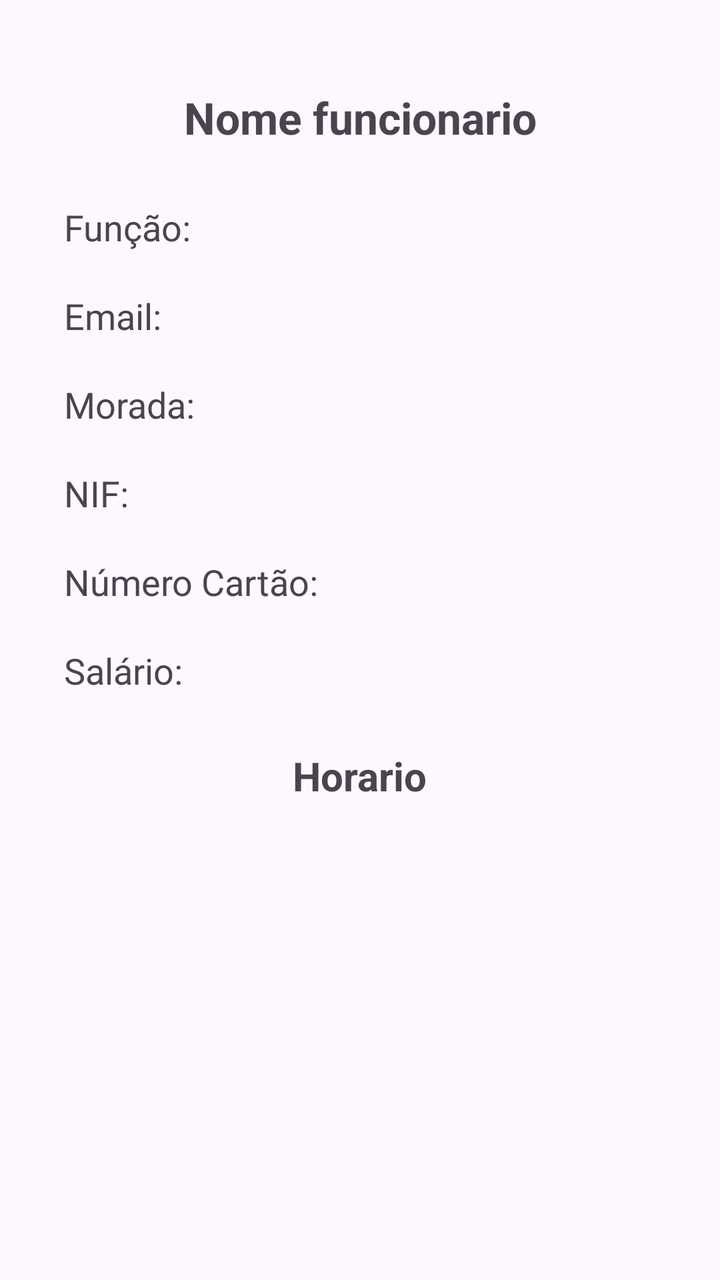
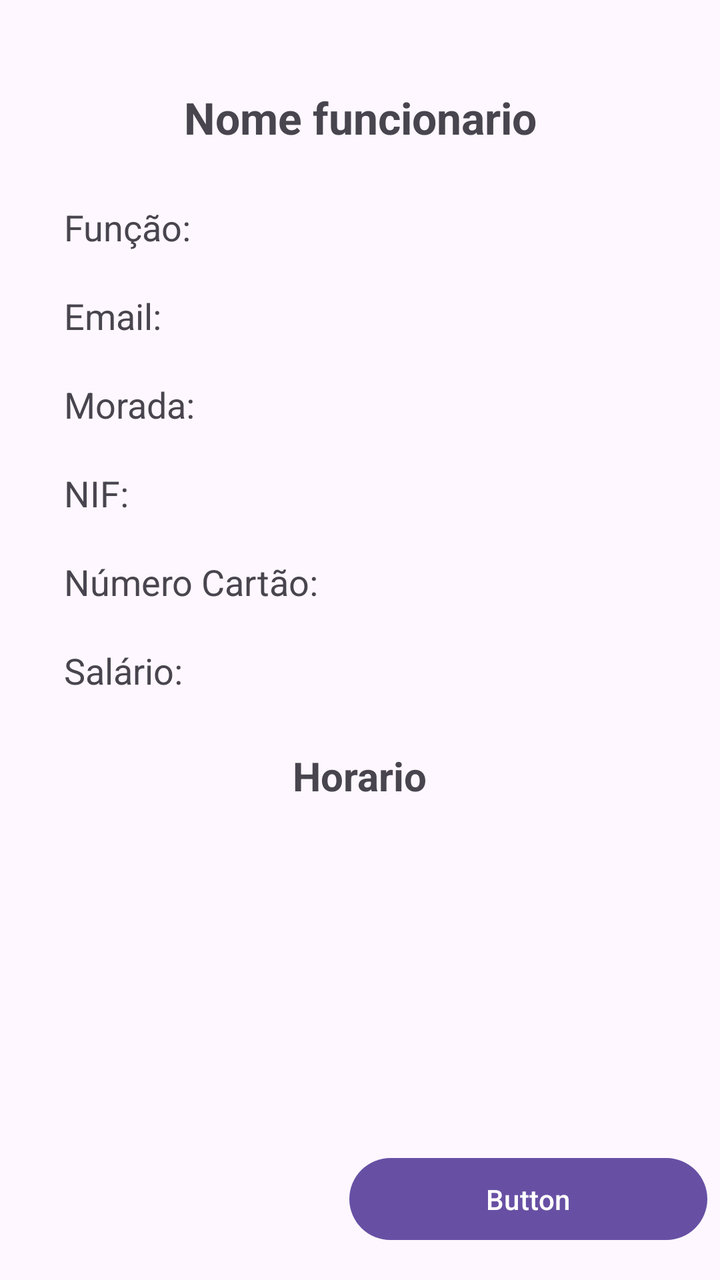

Two renders of the same Android screen: before a commit and after it. Below are the layout's source before the change and the commit's diff.
<!-- AndroidManifest.xml: application theme Theme.ProjectDroid_1220893_1241190 -->
<!-- res/layout/activity_detalhes_funcionario.xml -->
<?xml version="1.0" encoding="utf-8"?>
<androidx.constraintlayout.widget.ConstraintLayout xmlns:android="http://schemas.android.com/apk/res/android"
    xmlns:app="http://schemas.android.com/apk/res-auto"
    xmlns:tools="http://schemas.android.com/tools"
    android:id="@+id/main"
    android:layout_width="match_parent"
    android:layout_height="match_parent"
    tools:context=".ui.DetalhesFuncionario">

    <TextView
        android:id="@+id/nomeFuncionario"
        android:layout_width="0dp"
        android:layout_height="wrap_content"
        android:layout_marginStart="32dp"
        android:layout_marginTop="44dp"
        android:layout_marginEnd="32dp"
        android:gravity="center"
        android:text="Nome funcionario"
        android:textSize="22sp"
        android:textStyle="bold"
        app:layout_constraintEnd_toEndOf="parent"
        app:layout_constraintStart_toStartOf="parent"
        app:layout_constraintTop_toTopOf="parent" />

    <TextView
        android:id="@+id/funcaoFuncionario"
        android:layout_width="0dp"
        android:layout_height="wrap_content"
        android:layout_marginStart="32dp"
        android:layout_marginTop="28dp"
        android:layout_marginEnd="32dp"
        android:text="Função:"
        android:textSize="18sp"
        app:layout_constraintEnd_toEndOf="parent"
        app:layout_constraintStart_toStartOf="parent"
        app:layout_constraintTop_toBottomOf="@+id/nomeFuncionario" />

    <TextView
        android:id="@+id/emailFuncionario"
        android:layout_width="0dp"
        android:layout_height="wrap_content"
        android:layout_marginStart="32dp"
        android:layout_marginTop="20dp"
        android:layout_marginEnd="32dp"
        android:text="Email:"
        android:textSize="18sp"
        app:layout_constraintEnd_toEndOf="parent"
        app:layout_constraintStart_toStartOf="parent"
        app:layout_constraintTop_toBottomOf="@+id/funcaoFuncionario" />

    <TextView
        android:id="@+id/moradaFuncionario"
        android:layout_width="0dp"
        android:layout_height="wrap_content"
        android:layout_marginStart="32dp"
        android:layout_marginTop="20dp"
        android:layout_marginEnd="32dp"
        android:text="Morada:"
        android:textSize="18sp"
        app:layout_constraintEnd_toEndOf="parent"
        app:layout_constraintStart_toStartOf="parent"
        app:layout_constraintTop_toBottomOf="@+id/emailFuncionario" />

    <TextView
        android:id="@+id/nifFuncionario"
        android:layout_width="0dp"
        android:layout_height="wrap_content"
        android:layout_marginStart="32dp"
        android:layout_marginTop="20dp"
        android:layout_marginEnd="32dp"
        android:text="NIF:"
        android:textSize="18sp"
        app:layout_constraintEnd_toEndOf="parent"
        app:layout_constraintStart_toStartOf="parent"
        app:layout_constraintTop_toBottomOf="@+id/moradaFuncionario" />

    <TextView
        android:id="@+id/nCartaoFuncionario"
        android:layout_width="0dp"
        android:layout_height="wrap_content"
        android:layout_marginStart="32dp"
        android:layout_marginTop="20dp"
        android:layout_marginEnd="32dp"
        android:text="Número Cartão:"
        android:textSize="18sp"
        app:layout_constraintEnd_toEndOf="parent"
        app:layout_constraintStart_toStartOf="parent"
        app:layout_constraintTop_toBottomOf="@+id/nifFuncionario" />

    <TextView
        android:id="@+id/salarioFuncionario"
        android:layout_width="0dp"
        android:layout_height="wrap_content"
        android:layout_marginStart="32dp"
        android:layout_marginTop="20dp"
        android:layout_marginEnd="32dp"
        android:text="Salário:"
        android:textSize="18sp"
        app:layout_constraintEnd_toEndOf="parent"
        app:layout_constraintStart_toStartOf="parent"
        app:layout_constraintTop_toBottomOf="@+id/nCartaoFuncionario" />

    <androidx.recyclerview.widget.RecyclerView
        android:id="@+id/rvDetalhesHorarioFunc"
        android:layout_width="413dp"
        android:layout_height="234dp"
        android:layout_marginTop="21dp"
        app:layout_constraintEnd_toEndOf="parent"
        app:layout_constraintStart_toStartOf="parent"
        app:layout_constraintTop_toBottomOf="@+id/textView3" />

    <Button
        android:id="@+id/buttonGoGo"
        android:layout_width="179dp"
        android:layout_height="49dp"
        android:layout_marginStart="200dp"
        android:layout_marginTop="10dp"
        android:layout_marginEnd="32dp"
        android:text="Button"
        app:layout_constraintEnd_toEndOf="parent"
        app:layout_constraintStart_toStartOf="parent"
        app:layout_constraintTop_toBottomOf="@+id/rvDetalhesHorarioFunc" />

    <TextView
        android:id="@+id/textView3"
        android:layout_width="wrap_content"
        android:layout_height="wrap_content"
        android:layout_marginTop="27dp"
        android:text="Horario"
        android:textSize="20sp"
        android:textStyle="bold"
        app:layout_constraintEnd_toEndOf="parent"
        app:layout_constraintStart_toStartOf="parent"
        app:layout_constraintTop_toBottomOf="@+id/salarioFuncionario" />
</androidx.constraintlayout.widget.ConstraintLayout>
<!-- resources referenced by this layout -->
<resources>
  <style name="Theme.ProjectDroid_1220893_1241190" parent="Base.Theme.ProjectDroid_1220893_1241190" />
  <style name="Base.Theme.ProjectDroid_1220893_1241190" parent="Theme.Material3.DayNight.NoActionBar">
          
          
      </style>
</resources>

<!-- the commit's change to res/layout/activity_detalhes_funcionario.xml (unified diff, before → after) -->
@@ -103,7 +103,7 @@
     <androidx.recyclerview.widget.RecyclerView
         android:id="@+id/rvDetalhesHorarioFunc"
         android:layout_width="413dp"
-        android:layout_height="234dp"
+        android:layout_height="wrap_content"
         android:layout_marginTop="21dp"
         app:layout_constraintEnd_toEndOf="parent"
         app:layout_constraintStart_toStartOf="parent"
@@ -114,12 +114,12 @@
         android:layout_width="179dp"
         android:layout_height="49dp"
         android:layout_marginStart="200dp"
-        android:layout_marginTop="10dp"
         android:layout_marginEnd="32dp"
+        android:layout_marginBottom="16dp"
         android:text="Button"
+        app:layout_constraintBottom_toBottomOf="parent"
         app:layout_constraintEnd_toEndOf="parent"
-        app:layout_constraintStart_toStartOf="parent"
-        app:layout_constraintTop_toBottomOf="@+id/rvDetalhesHorarioFunc" />
+        app:layout_constraintStart_toStartOf="parent" />
 
     <TextView
         android:id="@+id/textView3"
